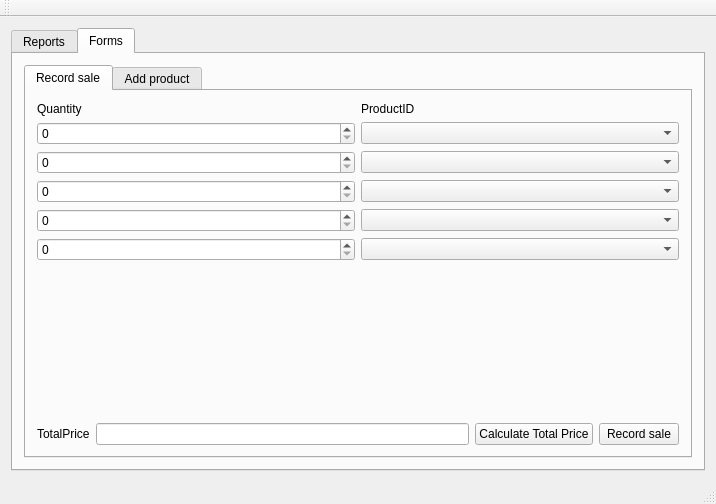
Above: QtPHP-SRS/mainwindow.ui from NicSwin/PHPSalesReportingSystem before the change. Below: the same form after it.
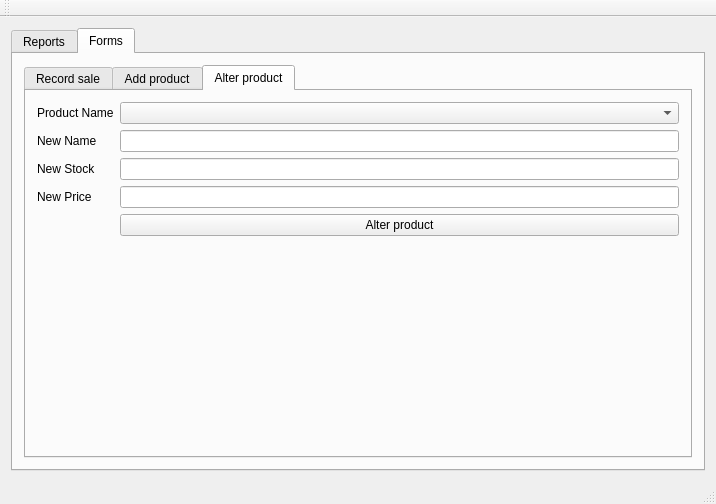
That is the form after the change.

Commit message: Added alter product to forms

The edit to the form file:
```diff
--- a/QtPHP-SRS/mainwindow.ui
+++ b/QtPHP-SRS/mainwindow.ui
@@ -184,7 +184,7 @@
         <item>
          <widget class="QTabWidget" name="FormTabs">
           <property name="currentIndex">
-           <number>0</number>
+           <number>2</number>
           </property>
           <widget class="QWidget" name="tab_6">
            <attribute name="title">
@@ -349,6 +349,60 @@
             </layout>
            </widget>
           </widget>
+          <widget class="QWidget" name="tab_8">
+           <attribute name="title">
+            <string>Alter product</string>
+           </attribute>
+           <layout class="QFormLayout" name="formLayout_2">
+            <item row="0" column="0">
+             <widget class="QLabel" name="label_8">
+              <property name="text">
+               <string>Product Name</string>
+              </property>
+             </widget>
+            </item>
+            <item row="0" column="1">
+             <widget class="QComboBox" name="productAlterCombo"/>
+            </item>
+            <item row="1" column="0">
+             <widget class="QLabel" name="label_9">
+              <property name="text">
+               <string>New Name</string>
+              </property>
+             </widget>
+            </item>
+            <item row="2" column="0">
+             <widget class="QLabel" name="label_10">
+              <property name="text">
+               <string>New Stock</string>
+              </property>
+             </widget>
+            </item>
+            <item row="3" column="0">
+             <widget class="QLabel" name="label_11">
+              <property name="text">
+               <string>New Price</string>
+              </property>
+             </widget>
+            </item>
+            <item row="1" column="1">
+             <widget class="QLineEdit" name="newNameEdit"/>
+            </item>
+            <item row="2" column="1">
+             <widget class="QLineEdit" name="newStockEdit"/>
+            </item>
+            <item row="3" column="1">
+             <widget class="QLineEdit" name="newPriceEdit"/>
+            </item>
+            <item row="4" column="1">
+             <widget class="QPushButton" name="alterProductButton">
+              <property name="text">
+               <string>Alter product</string>
+              </property>
+             </widget>
+            </item>
+           </layout>
+          </widget>
          </widget>
         </item>
        </layout>
```
The commit also changes 2 other files.
